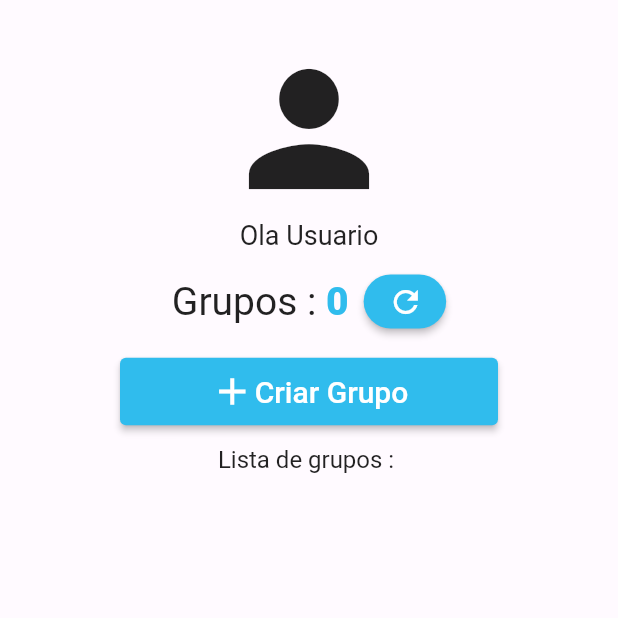
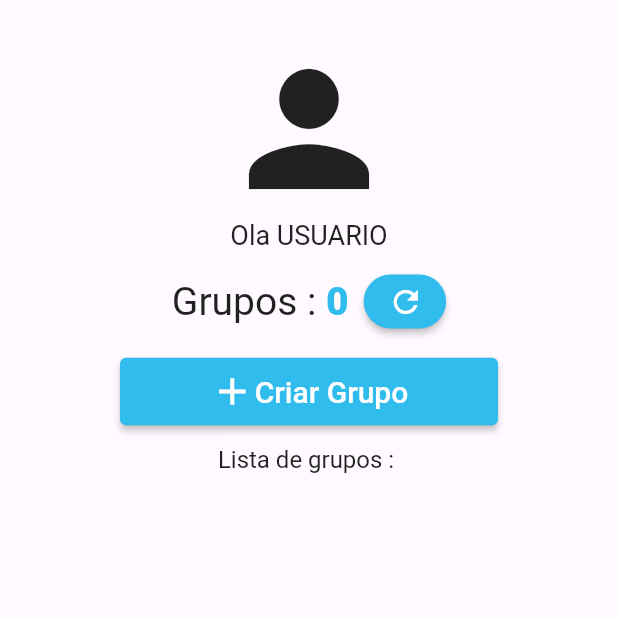
Before and after one commit to Rafael-Franchini/Gerenciador-de-projetos, a Flutter app: the Grupos screen opened by its route, on a phone screen of 412 x 824 dp, the top half of it. Run offline on Flutter 3.47's test engine with Material 2 defaults, Android fonts, the phone set to English and light mode, and no system bars; our stand-ins replace shared_preferences; accounts and stored records are empty.

Commit message:
correções

```diff
--- a/gerenciadorprojetos/lib/pages/GrupoOp.dart
+++ b/gerenciadorprojetos/lib/pages/GrupoOp.dart
@@ -144,9 +144,10 @@ class _GrupoOPState extends State<GrupoOP> {
 
                         if (email.isNotEmpty) {
                           String nomeGr = g1.nome;
+                          String emailw = email.toLowerCase();
                           final Map<String, dynamic> data = {
                             'nomeGrupo': nomeGr,
-                            'usuarios': [email.toLowerCase()],
+                            'usuarios': [emailw],
                           };
 
                           const String apiUrl =
--- a/gerenciadorprojetos/lib/pages/grupos.dart
+++ b/gerenciadorprojetos/lib/pages/grupos.dart
@@ -115,7 +115,7 @@ class _GruposState extends State<Grupos> {
               ),
             ),
             Text(
-              "Ola $nome",
+              "Ola ${nome.toUpperCase()}",
               style: TextStyle(
                 fontSize: 18,
               ),
--- a/gerenciadorprojetos/pubspec.yaml
+++ b/gerenciadorprojetos/pubspec.yaml
@@ -62,7 +62,7 @@ flutter:
 
   # To add assets to your application, add an assets section, like this:
   assets:
-      - assets/images/
+    - assets/images/
   #   - images/a_dot_burr.jpeg
   #   - images/a_dot_ham.jpeg
 
```
